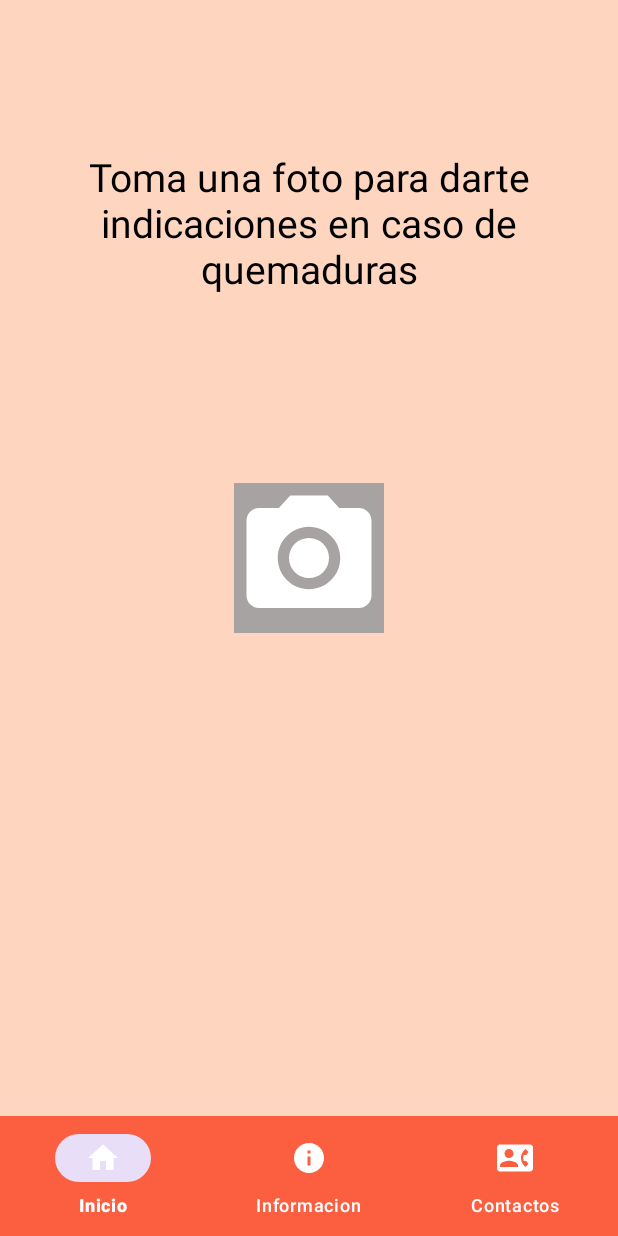
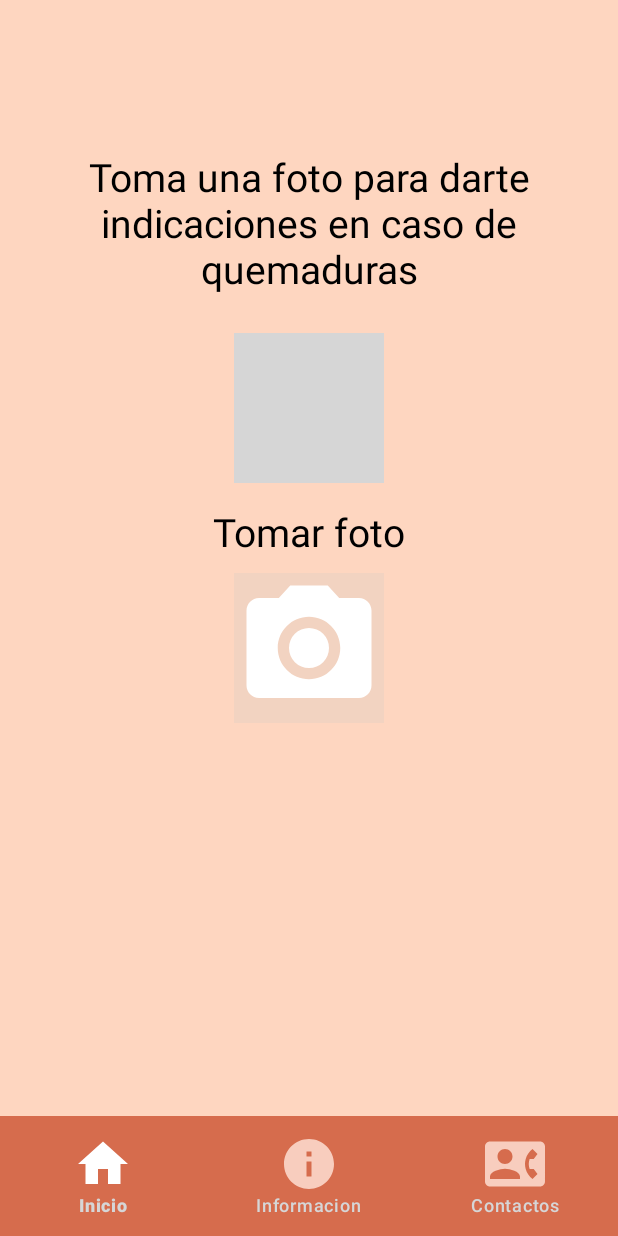
Before and after one commit to KarlaReyes08/appsalud, an Android app: the screen it shows after launch (MainActivity), on a phone screen of 412 x 824 dp. Run offline under Robolectric (Android 15) with nearby library versions, the phone set to English and light mode, and no system bars; grey boxes are pictures that could not be loaded.

Commit message:
He creado modificado el menu

```diff
--- a/app/src/main/res/color/color_icons.xml
+++ b/app/src/main/res/color/color_icons.xml
@@ -1,7 +1,6 @@
 <?xml version="1.0" encoding="utf-8"?>
 <selector xmlns:android="http://schemas.android.com/apk/res/android">
 
-<item android:color="@color/white" android:state_checked="true" />
-
-  <item android:color="@color/white" android:state_checked="false" />
+    <item android:color="@color/white" android:state_checked="true" />
+    <item android:color="@color/orange7" android:state_checked="false" />
 </selector>
--- a/app/src/main/res/layout/activity_main.xml
+++ b/app/src/main/res/layout/activity_main.xml
@@ -22,11 +22,13 @@
         android:id="@+id/bottomNavigationView"
         android:layout_width="match_parent"
         android:layout_height="wrap_content"
-        android:background="@color/cafe"
-        app:itemTextColor="@color/white"
+        android:background="@color/orange8"
+        app:itemTextColor="@color/color_text"
         app:menu="@menu/bottom_nav_menu"
-        app:itemRippleColor="@color/white"
         app:itemIconTint="@color/color_icons"
+        app:itemRippleColor="@color/gray"
+        app:itemActiveIndicatorStyle="@null"
+        app:itemIconSize="40dp"
         app:layout_constraintBottom_toBottomOf="parent"
         app:layout_constraintEnd_toEndOf="parent"
         app:layout_constraintStart_toStartOf="parent"
--- a/app/src/main/res/layout/fragment_inicio.xml
+++ b/app/src/main/res/layout/fragment_inicio.xml
@@ -8,6 +8,16 @@
     tools:context=".InicioFragment">
 
     <!-- TODO: Update blank fragment layout -->
+
+    <TextView
+        android:id="@+id/textView"
+        android:layout_width="190dp"
+        android:layout_height="70dp"
+        android:layout_gravity="center"
+        android:textSize="26sp"
+        android:textAlignment="center"
+        android:textColor="#000000"
+        android:text="Tomar foto" />
 
     <TextView
         android:layout_width="wrap_content"
@@ -23,12 +33,20 @@
         android:layout_width="100dp"
         android:layout_height="100dp"
         android:layout_gravity="center"
-        android:layout_marginTop="0dp"
-        android:background="#A8A3A3"
+        android:layout_marginTop="60dp"
+        android:background="#34C3C2C2"
         android:clickable="false"
         android:gravity="center"
         android:onClick="abrirCamara"
         android:src="@drawable/baseline_photo_camera_24" />
 
+    <ImageView
+        android:id="@+id/imageView"
+        android:layout_width="100dp"
+        android:layout_height="100dp"
+        android:layout_gravity="center"
+        android:layout_marginBottom="100dp"
+        android:src="@drawable/fuegologo" />
+
 
 </FrameLayout>
--- a/app/src/main/res/values/colors.xml
+++ b/app/src/main/res/values/colors.xml
@@ -2,10 +2,20 @@
 <resources>
     <color name="black">#FF000000</color>
     <color name="white">#FFFFFFFF</color>
-    <color name="orange">#FF512F</color>
+    <color name="orange">#ff8b61</color>
     <color name = "cafe">#FC5F40</color>
     <color name = "piel">#FED6C0</color>
     <color name = "yellow">#FF8008</color>
     <color name = "gray">#FF808080</color>"
+    <color name = "transparent">#00000000</color>"
+    <color name = "azul">#245575</color>
+    <color name = "claro">  #ffcc99</color>
+    <color name = "orange2">#ffa94d</color>
+    <color name = "orange3">#ff8b61</color>
+    <color name = "orange4">#f77752</color>
+    <color name = "orange5">#E07151</color>
+    <color name = "orange6">#FDDCD0</color>
+    <color name = "orange7">#DDFDDCD0</color>
+    <color name = "orange8">#D66C4D</color>
 
 </resources>
```
